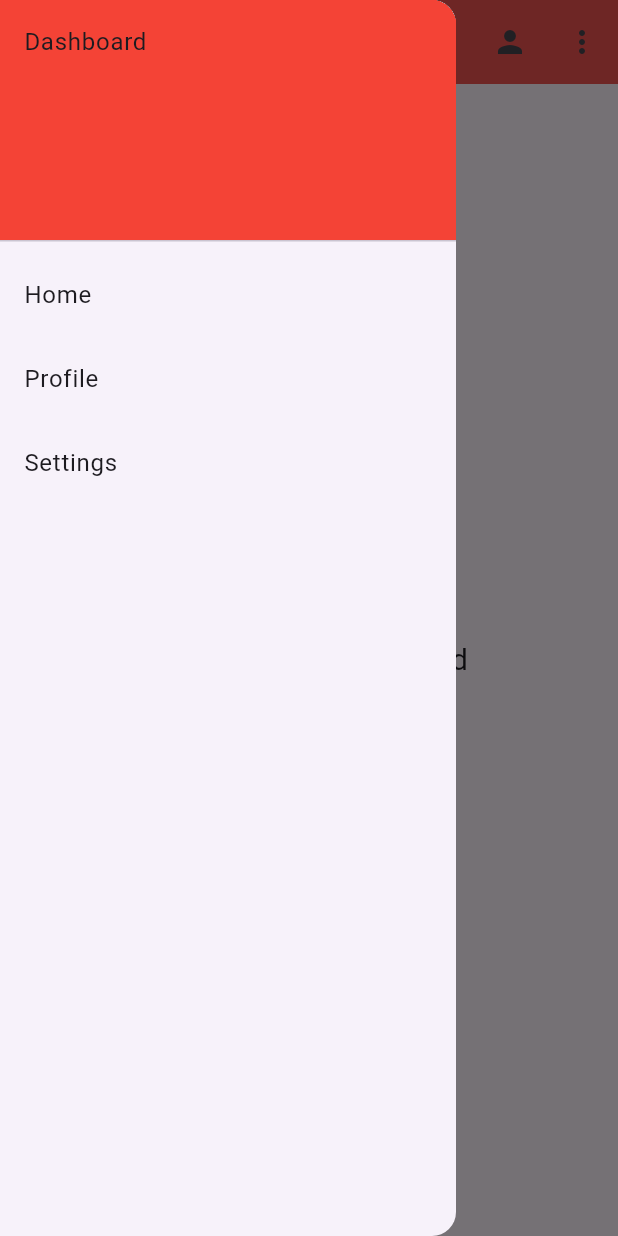
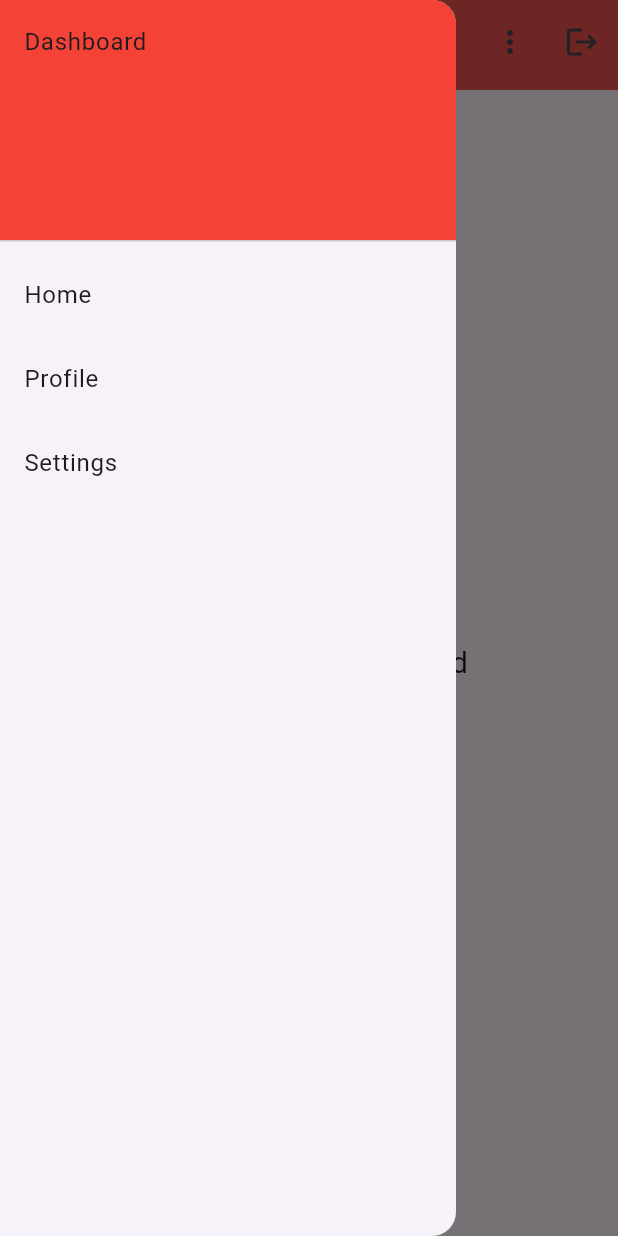
Before and after one commit to iamsabbir1/flutter_projects, a Flutter app: the Dashboard screen opened directly, with the side drawer open, on a phone screen of 412 x 824 dp. Run offline on Flutter 3.47's test engine with Material 3 defaults, Android fonts, the phone set to English and light mode, and no system bars; our stand-ins replace firebase_core, google_fonts; accounts and stored records are empty.

Commit message:
added files

```diff
--- /dev/null
+++ b/bma/lib/dashboard/app_bar.dart
@@ -0,0 +1,38 @@
+import 'package:flutter/material.dart';
+
+
+class CustomizedAppBar extends StatelessWidget implements PreferredSizeWidget {
+  const CustomizedAppBar({super.key});
+
+  @override
+  Size get preferredSize => const Size.fromHeight(kToolbarHeight);
+
+  @override
+  Widget build(BuildContext context) {
+    return AppBar(
+        actions: [
+          PopupMenuButton<String>(
+            onSelected: (String result) {
+              // Handle the menu item tap
+            },
+            itemBuilder: (BuildContext context) => <PopupMenuEntry<String>>[
+              const PopupMenuItem<String>(
+                value: 'Profile',
+                child: Text('Profile'),
+              ),
+              const PopupMenuItem<String>(
+                value: 'Settings',
+                child: Text('Settings'),
+              ),
+            ],
+          ),
+          IconButton(
+            onPressed: () {},
+            icon: const Icon(Icons.logout),
+          ),
+        ],
+        backgroundColor: Colors.red.shade400,
+        title: const Text('Dashboard'),
+      );
+  }
+}
--- a/bma/lib/dashboard/dashboard.dart
+++ b/bma/lib/dashboard/dashboard.dart
@@ -1,4 +1,6 @@
+import 'package:bma/dashboard/drawer.dart';
 import 'package:flutter/material.dart';
+import 'package:bma/dashboard/app_bar.dart';
 
 class Dashboard extends StatefulWidget {
   const Dashboard({super.key});
@@ -18,71 +20,14 @@ class _DashboardState extends State<Dashboard> {
   @override
   Widget build(BuildContext context) {
 
-    return Scaffold(
-        appBar: AppBar(
-          actions: [
-            IconButton(
-              onPressed: () {},
-              icon: const Icon(Icons.person),
-            ),
-
-            PopupMenuButton(
-              onSelected: (value) {
-                if (value == 0) {
-                  print('Settings');
-                } else {
-                  print('Logout');
-                }
-              },
-              itemBuilder: (BuildContext context) => [
-                const PopupMenuItem(
-                  value: 0,
-                  child: Text('Settings'),
-                ),
-                const PopupMenuItem(
-                  value: 1,
-                  child: Text('Logout'),
-                ),
-              ],
-            ),
-          ],
-          backgroundColor: Colors.red.shade400,
-          title: const Text('Dashboard'),
-
+    return const Scaffold(
+        appBar: PreferredSize(
+          preferredSize:  Size.fromHeight(60),
+          child: CustomizedAppBar(),
         ),
 
-        drawer: Drawer(
-          child: ListView(
-            padding: EdgeInsets.zero,
-            children: [
-              const DrawerHeader(
-                decoration: BoxDecoration(
-                  color: Colors.red,
-                ),
-                child: Text('Dashboard'),
-              ),
-              ListTile(
-                title: const Text('Home'),
-                onTap: () {
-                  Navigator.pop(context);
-                },
-              ),
-              ListTile(
-                title: const Text('Profile'),
-                onTap: () {
-                  Navigator.pop(context);
-                },
-              ),
-              ListTile(
-                title: const Text('Settings'),
-                onTap: () {
-                  Navigator.pop(context);
-                },
-              ),
-            ],
-          ),
-        ),
-        body: const SafeArea(
+        drawer: CustomizedDrawer(),
+        body: SafeArea(
           child: Center(
           child: Column(
             mainAxisAlignment: MainAxisAlignment.center,
--- /dev/null
+++ b/bma/lib/dashboard/drawer.dart
@@ -0,0 +1,50 @@
+import 'package:flutter/material.dart';
+
+class CustomizedDrawer extends StatefulWidget
+{
+  const CustomizedDrawer({super.key});
+
+  @override
+  State<CustomizedDrawer> createState()
+  {
+    return _CustomizedDrawerState();
+  }
+}
+
+class _CustomizedDrawerState extends State<CustomizedDrawer> {
+  @override
+  Widget build(BuildContext context) {
+    return Drawer(
+          child: ListView(
+            padding: EdgeInsets.zero,
+            children: [
+              const DrawerHeader(
+                decoration: BoxDecoration(
+                  color: Colors.red,
+                ),
+                child: Text('Dashboard'),
+              ),
+              ListTile(
+                title: const Text('Home'),
+                onTap: () {
+                  Navigator.pop(context);
+                },
+              ),
+              ListTile(
+                title: const Text('Profile'),
+                onTap: () {
+                  Navigator.pop(context);
+                },
+              ),
+              ListTile(
+                title: const Text('Settings'),
+                onTap: () {
+                  Navigator.pop(context);
+                },
+              ),
+            ],
+          ),
+        );
+  }
+
+}
```
